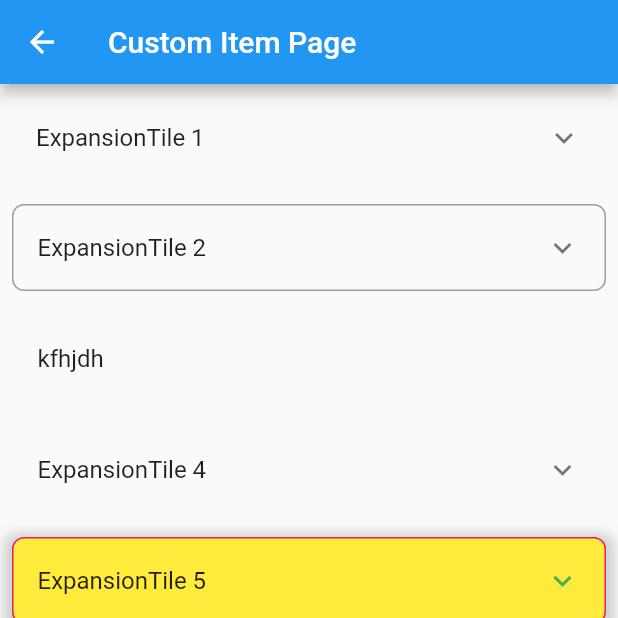
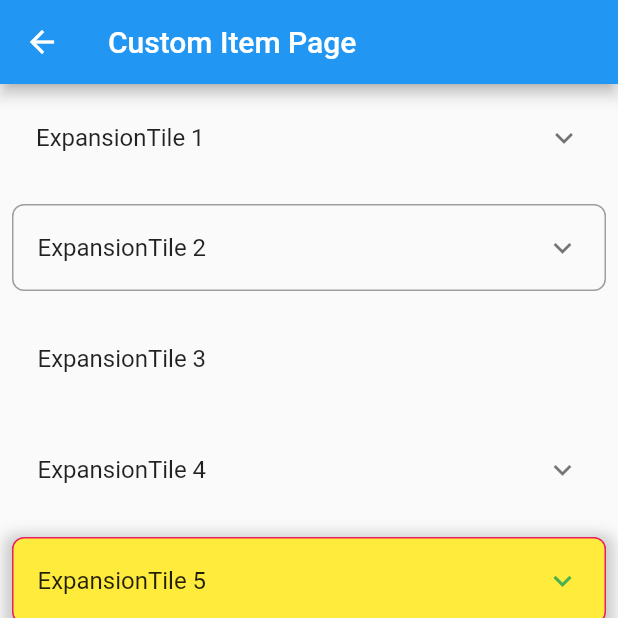
Before and after one commit to congthanhng/Expansion-Tile-Group, a Flutter app: the ExampleNormalItemPage screen opened by its route, on a phone screen of 412 x 824 dp, the top half of it. Run offline on Flutter 3.47's test engine with Material 2 defaults, Android fonts, the light colour scheme and no system bars.

Commit message:
Added conditions between properties of ExpansionTileItem

```diff
--- a/example/lib/cases/example_normal_item_page.dart
+++ b/example/lib/cases/example_normal_item_page.dart
@@ -35,15 +35,21 @@ class ExampleNormalItemPage extends StatelessWidget {
                     ],
                   ),
                   ExpansionTileItem(
-                    title: Text('kfhjdh '),
+                    title: Text('ExpansionTile 3'),
                     expendedBorderColor: Colors.blue,
                     isHasTrailing: false,
+                    borderRadius: BorderRadius.circular(12),
+                    isHasBottomBorder: true,
+                    isHasTopBorder: true,
+                    isHasRightBorder: true,
+                    isHasLeftBorder: true,
                     children: [
                       ListTile(
                         contentPadding: EdgeInsets.zero,
-                        title: Text('Nullam eleifend ultrices tortor, sit amet gravida sapien cursus vitae. Duis rutrum convallis erat et ultrices. Morbi a luctus ligula, at varius ligula. '),
+                        title: Text(
+                            'Nullam eleifend ultrices tortor, sit amet gravida sapien cursus vitae. Duis rutrum convallis erat et ultrices. Morbi a luctus ligula, at varius ligula. '),
                       ),
-                                          ],
+                    ],
                   ),
                   const ExpansionTileItem(
                     title: Text('ExpansionTile 4'),
@@ -121,7 +127,7 @@ class ExampleNormalItemPage extends StatelessWidget {
                     initiallyExpanded: false,
                     title: const Text('ExpansionTile 7'),
                     backgroundColor: Colors.greenAccent,
-                    isHasTopBorder: false,
+                    isHasTopBorder: true,
                     isHasBottomBorder: false,
                     collapsedBackgroundColor: Colors.greenAccent,
                     boxShadow: [
--- a/lib/src/core/expansion_tile_custom.dart
+++ b/lib/src/core/expansion_tile_custom.dart
@@ -77,6 +77,26 @@ class ExpansionTileCustom extends StatefulWidget {
           'CrossAxisAlignment.baseline is not supported since the expanded children '
           'are aligned in a column, not a row. Try to use another constant.',
         ),
+        assert(isHasTrailing == true || trailing == null,
+            'Not necessary `trailing` when `isHasTrailing` is false'),
+        assert(
+            boxShadow == null ||
+                (boxShadow != null &&
+                    backgroundColor != null &&
+                    collapsedBackgroundColor != null),
+            'By default the `backgroundColor` and `collapseBackgroundColor` is transparent, so you need add value when define `boxShadow`'),
+        assert(
+            borderRadius == null ||
+                (borderRadius != null &&
+                    ((isHasTopBorder &&
+                            isHasBottomBorder &&
+                            isHasLeftBorder &&
+                            isHasRightBorder) ||
+                        (!isHasTopBorder &&
+                            !isHasBottomBorder &&
+                            !isHasLeftBorder &&
+                            !isHasRightBorder))),
+            'A borderRadius can only be given for a uniform Border, \n more info here: https://stackoverflow.com/questions/58812778/a-borderradius-can-only-be-given-for-uniform-borders'),
         super(key: key);
 
   /// A widget to display before the title.
--- a/pubspec.yaml
+++ b/pubspec.yaml
@@ -6,7 +6,7 @@ issue_tracker: https://github.com/congthanhng/Expansion-Tile-Group/issues
 #funding:
 #  - https://www.buymeacoffee.com/congthanhng
 
-version: 1.0.3
+version: 1.1.0
 environment:
   sdk: '>=2.18.0 <3.0.0'
   flutter: ">=1.17.0"
```
Also changed, not shown: 2 other files.
